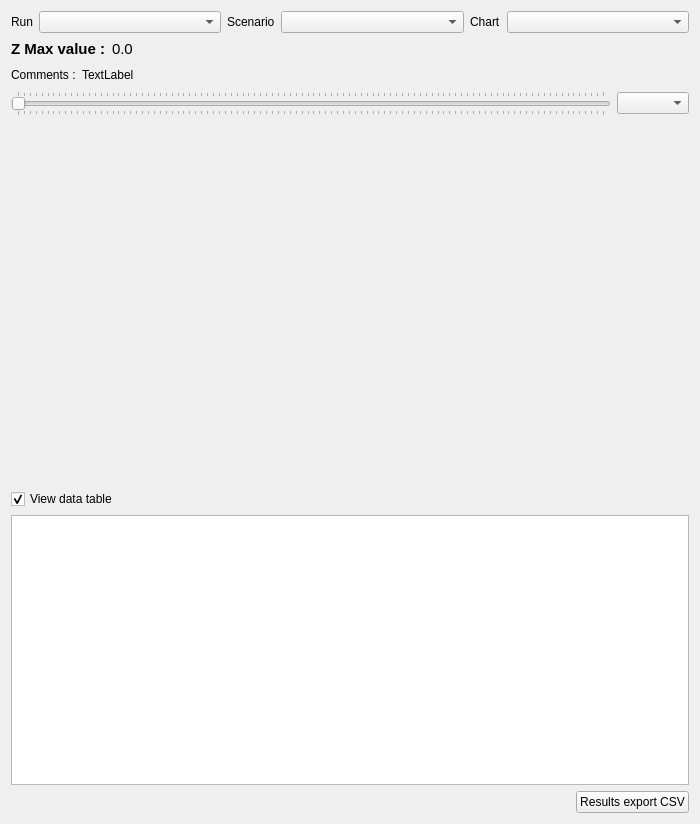
Artelia/Mascaret, file ui/graphProfilResult.ui: the form before one commit.
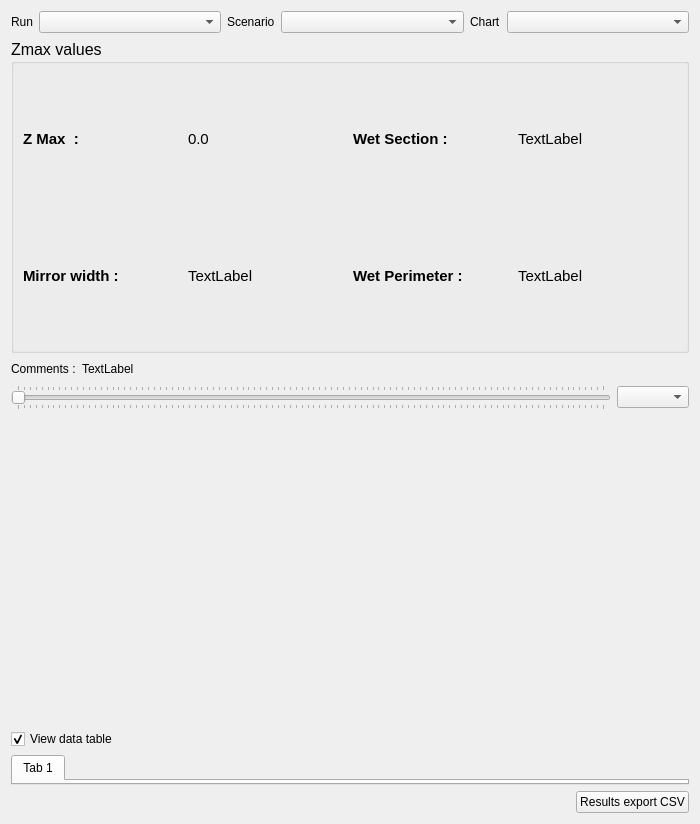
The form after the commit.

Commit message:
rename  graphProfilResult_new graphProfilResult
cl

The edit to the form file:
```diff
--- a/ui/graphProfilResult.ui
+++ b/ui/graphProfilResult.ui
@@ -90,9 +90,26 @@
          </layout>
         </item>
         <item>
-         <layout class="QHBoxLayout" name="horizontalLayout_4">
-          <item>
-           <widget class="QLabel" name="label_lbzmax">
+         <widget class="QGroupBox" name="groupBox">
+          <property name="sizePolicy">
+           <sizepolicy hsizetype="Expanding" vsizetype="Expanding">
+            <horstretch>0</horstretch>
+            <verstretch>0</verstretch>
+           </sizepolicy>
+          </property>
+          <property name="font">
+           <font>
+            <pointsize>12</pointsize>
+           </font>
+          </property>
+          <property name="title">
+           <string>Zmax values</string>
+          </property>
+          <layout class="QGridLayout" name="gridLayout_2">
+           <item row="0" column="0">
+            <layout class="QGridLayout" name="gridLayout">
+             <item row="0" column="2">
+              <widget class="QLabel" name="label_6">
             <property name="font">
              <font>
               <pointsize>11</pointsize>
@@ -101,11 +118,11 @@
              </font>
             </property>
             <property name="text">
-             <string>Z Max value :</string>
+                <string>Wet Section :</string>
             </property>
            </widget>
           </item>
-          <item>
+             <item row="0" column="1">
            <widget class="QLabel" name="label_zmax">
             <property name="font">
              <font>
@@ -117,20 +134,88 @@
             </property>
            </widget>
           </item>
-          <item>
-           <spacer name="horizontalSpacer_3">
-            <property name="orientation">
-             <enum>Qt::Horizontal</enum>
-            </property>
-            <property name="sizeHint" stdset="0">
-             <size>
-              <width>40</width>
-              <height>20</height>
-             </size>
-            </property>
-           </spacer>
-          </item>
-         </layout>
+             <item row="0" column="0">
+              <widget class="QLabel" name="label_lbzmax">
+               <property name="font">
+                <font>
+                 <pointsize>11</pointsize>
+                 <weight>75</weight>
+                 <bold>true</bold>
+                </font>
+               </property>
+               <property name="text">
+                <string>Z Max  :</string>
+               </property>
+              </widget>
+             </item>
+             <item row="1" column="1">
+              <widget class="QLabel" name="label_wmirror">
+               <property name="font">
+                <font>
+                 <pointsize>11</pointsize>
+                </font>
+               </property>
+               <property name="text">
+                <string>TextLabel</string>
+               </property>
+              </widget>
+             </item>
+             <item row="0" column="3">
+              <widget class="QLabel" name="label_warea">
+               <property name="font">
+                <font>
+                 <pointsize>11</pointsize>
+                </font>
+               </property>
+               <property name="text">
+                <string>TextLabel</string>
+               </property>
+              </widget>
+             </item>
+             <item row="1" column="3">
+              <widget class="QLabel" name="label_wpermi">
+               <property name="font">
+                <font>
+                 <pointsize>11</pointsize>
+                </font>
+               </property>
+               <property name="text">
+                <string>TextLabel</string>
+               </property>
+              </widget>
+             </item>
+             <item row="1" column="0">
+              <widget class="QLabel" name="label_4">
+               <property name="font">
+                <font>
+                 <pointsize>11</pointsize>
+                 <weight>75</weight>
+                 <bold>true</bold>
+                </font>
+               </property>
+               <property name="text">
+                <string>Mirror width :</string>
+               </property>
+              </widget>
+             </item>
+             <item row="1" column="2">
+              <widget class="QLabel" name="label_5">
+               <property name="font">
+                <font>
+                 <pointsize>11</pointsize>
+                 <weight>75</weight>
+                 <bold>true</bold>
+                </font>
+               </property>
+               <property name="text">
+                <string>Wet Perimeter :</string>
+               </property>
+              </widget>
+             </item>
+            </layout>
+           </item>
+          </layout>
+         </widget>
         </item>
         <item>
          <layout class="QHBoxLayout" name="horizontalLayout_5">
@@ -183,6 +268,9 @@
               <verstretch>0</verstretch>
              </sizepolicy>
             </property>
+            <property name="sizeAdjustPolicy">
+             <enum>QComboBox::AdjustToContents</enum>
+            </property>
            </widget>
           </item>
          </layout>
@@ -253,6 +341,18 @@
         </property>
        </widget>
       </item>
+      <item>
+       <widget class="QTabWidget" name="clas_data">
+        <property name="currentIndex">
+         <number>0</number>
+        </property>
+        <widget class="QWidget" name="tab">
+         <attribute name="title">
+          <string>Tab 1</string>
+         </attribute>
+        </widget>
+       </widget>
+      </item>
       <item>
        <widget class="QFrame" name="frm_data">
         <property name="frameShape">
@@ -274,19 +374,6 @@
          <property name="bottomMargin">
           <number>0</number>
          </property>
-         <item>
-          <widget class="QTableWidget" name="tw_data">
-           <property name="minimumSize">
-            <size>
-             <width>0</width>
-             <height>270</height>
-            </size>
-           </property>
-           <property name="selectionMode">
-            <enum>QAbstractItemView::ContiguousSelection</enum>
-           </property>
-          </widget>
-         </item>
          <item>
           <layout class="QHBoxLayout" name="horizontalLayout_3">
            <item>
```
Left out of the diff: 4 changed lines with no effect on the pictures. Lines whose indentation alone changed are shown as unchanged. The commit also changes 2 other files.
